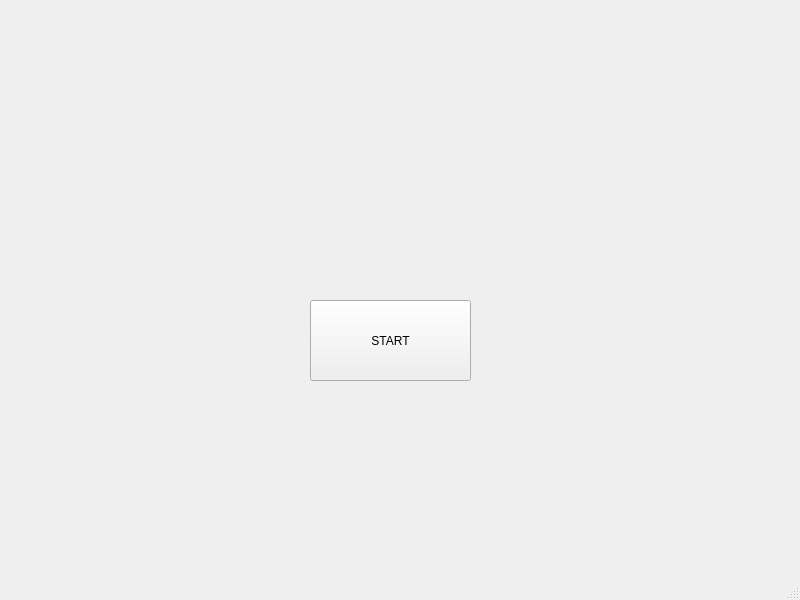
This is firstwindow.ui in SebasVillanueva69/CokeFactory as Qt 5 draws it before an edit. The edited form follows.
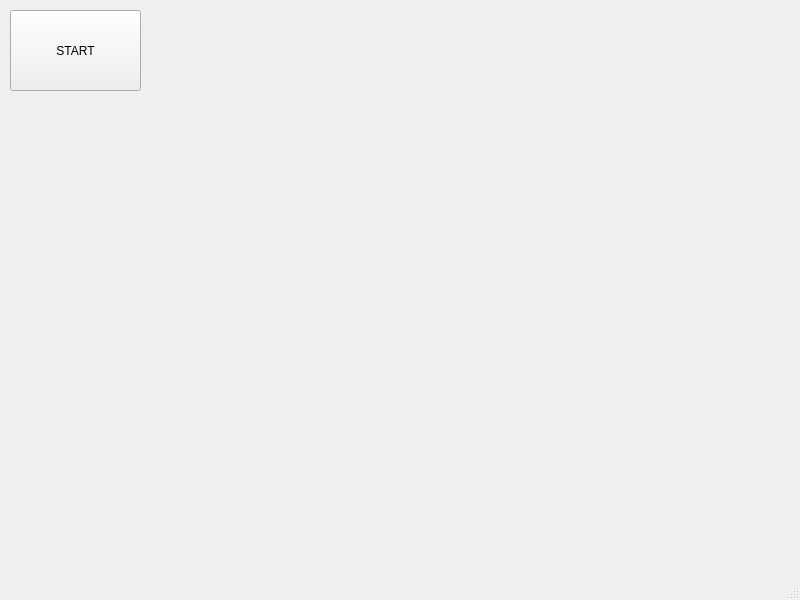
This is the edited form.

```diff
--- a/firstwindow.ui
+++ b/firstwindow.ui
@@ -13,13 +13,25 @@
   <property name="windowTitle">
    <string>MainWindow</string>
   </property>
+  <property name="styleSheet">
+   <string notr="true"/>
+  </property>
   <widget class="QWidget" name="centralwidget">
+   <property name="sizePolicy">
+    <sizepolicy hsizetype="Minimum" vsizetype="Minimum">
+     <horstretch>0</horstretch>
+     <verstretch>0</verstretch>
+    </sizepolicy>
+   </property>
+   <property name="styleSheet">
+    <string notr="true"/>
+   </property>
    <widget class="QPushButton" name="start">
     <property name="geometry">
      <rect>
-      <x>310</x>
-      <y>300</y>
-      <width>161</width>
+      <x>10</x>
+      <y>10</y>
+      <width>131</width>
       <height>81</height>
      </rect>
     </property>
```
Left out of the diff: 10 changed lines with no effect on the pictures.
